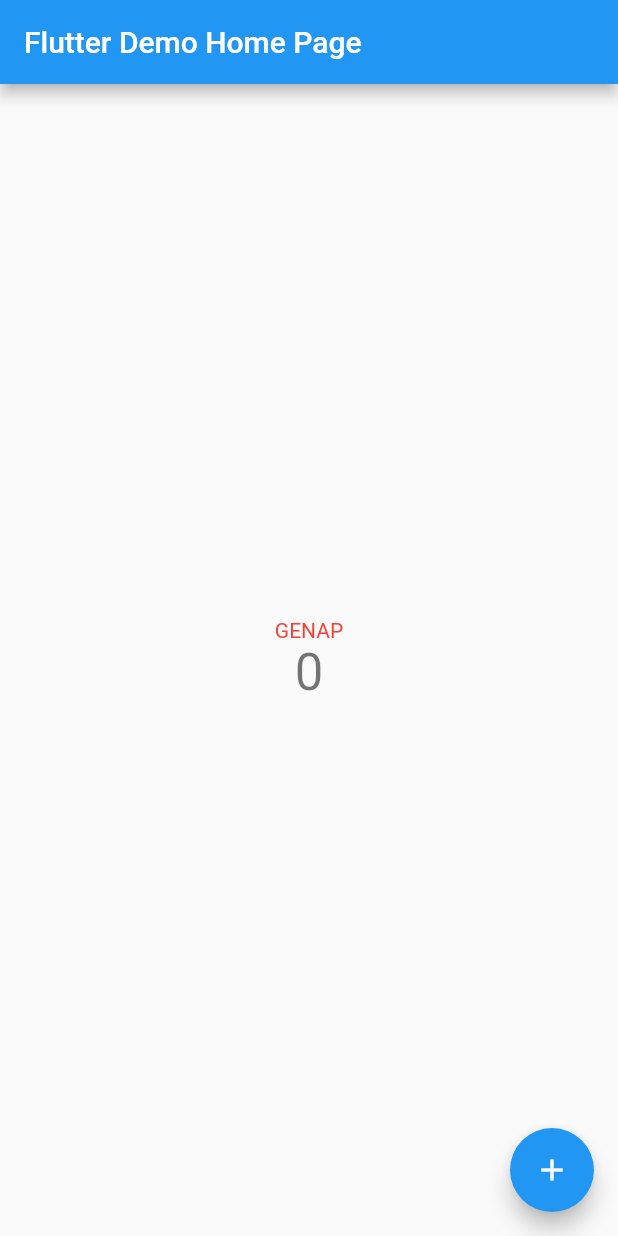
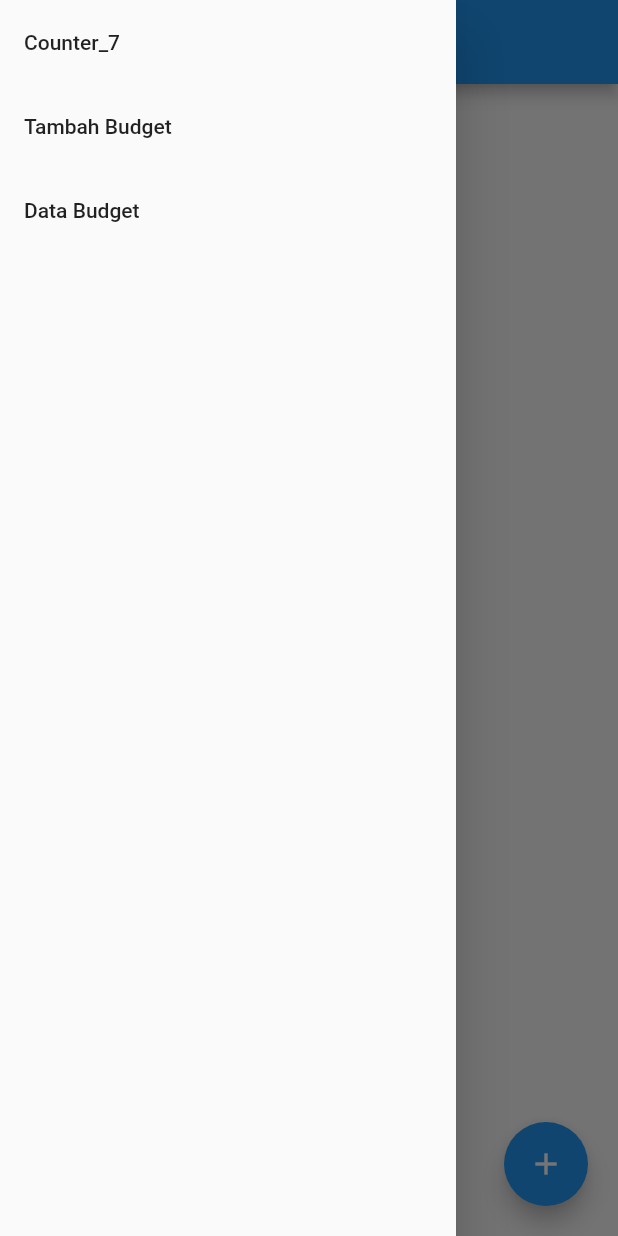
Before and after one commit to Ayyubieied/pbp-flutter-lab, a Flutter app: the screen it shows after launch, with the side drawer open (before the commit the screen has no drawer), on a phone screen of 412 x 824 dp. Run offline on Flutter 3.47's test engine with Material 2 defaults, Android fonts, the phone set to English and light mode, and no system bars.

Commit message:
FEAT: Tugas 8

```diff
--- /dev/null
+++ b/lib/drawer.dart
@@ -0,0 +1,46 @@
+import 'package:flutter/material.dart';
+
+Drawer buildDrawer(BuildContext context) {
+  String? route = ModalRoute.of(context)?.settings.name;
+
+  return Drawer(
+    child: Column(
+      children: [
+        // Menambahkan clickable menu
+        ListTile(
+          title: const Text('Counter_7'),
+          onTap: () {
+            // Route menu ke counter
+            if (route == '/') {
+              Navigator.pop(context);
+            } else {
+              Navigator.pushReplacementNamed(context, '/');
+            }
+          },
+        ),
+        ListTile(
+          title: const Text('Tambah Budget'),
+          onTap: () {
+            if (route == '/form-budget') {
+              Navigator.pop(context);
+            } else {
+              Navigator.pushReplacementNamed(context, '/form-budget');
+            }
+            // Route menu ke tambah budget
+          },
+        ),
+        ListTile(
+          title: const Text('Data Budget'),
+          onTap: () {
+            if (route == '/data-budget') {
+              Navigator.pop(context);
+            } else {
+              Navigator.pushReplacementNamed(context, '/data-budget');
+            }
+            // Route menu ke data budget
+          },
+        ),
+      ],
+    ),
+  );
+}
--- a/lib/main.dart
+++ b/lib/main.dart
@@ -1,4 +1,7 @@
+import 'package:counter_7/data_budget.dart';
 import 'package:flutter/material.dart';
+import 'package:counter_7/form.dart';
+import 'package:counter_7/drawer.dart';
 
 void main() {
   runApp(const MyApp());
@@ -13,35 +16,21 @@ class MyApp extends StatelessWidget {
     return MaterialApp(
       title: 'Flutter Demo',
       theme: ThemeData(
-        // This is the theme of your application.
-        //
-        // Try running your application with "flutter run". You'll see the
-        // application has a blue toolbar. Then, without quitting the app, try
-        // changing the primarySwatch below to Colors.green and then invoke
-        // "hot reload" (press "r" in the console where you ran "flutter run",
-        // or simply save your changes to "hot reload" in a Flutter IDE).
-        // Notice that the counter didn't reset back to zero; the application
-        // is not restarted.
         primarySwatch: Colors.blue,
       ),
-      home: const MyHomePage(title: 'Flutter Demo Home Page'),
+      home: const MyHomePage(),
+      routes: {
+        '/form-budget': (context) => const FormBudget(),
+        '/data-budget': (context) => const DataBudget()
+      },
     );
   }
 }
 
 class MyHomePage extends StatefulWidget {
-  const MyHomePage({super.key, required this.title});
+  const MyHomePage({super.key});
 
-  // This widget is the home page of your application. It is stateful, meaning
-  // that it has a State object (defined below) that contains fields that affect
-  // how it looks.
-
-  // This class is the configuration for the state. It holds the values (in this
-  // case the title) provided by the parent (in this case the App widget) and
-  // used by the build method of the State. Fields in a Widget subclass are
-  // always marked "final".
-
-  final String title;
+  final String title = "Program Counter";
 
   @override
   State<MyHomePage> createState() => _MyHomePageState();
@@ -52,64 +41,40 @@ class _MyHomePageState extends State<MyHomePage> {
 
   void _incrementCounter() {
     setState(() {
-      // This call to setState tells the Flutter framework that something has
-      // changed in this State, which causes it to rerun the build method below
-      // so that the display can reflect the updated values. If we changed
-      // _counter without calling setState(), then the build method would not be
-      // called again, and so nothing would appear to happen.
       _counter++;
     });
   }
 
   void _decrementCounter() {
     setState(() {
-      _counter--;
+      if (_counter > 0) _counter--;
     });
   }
 
   @override
   Widget build(BuildContext context) {
-    // This method is rerun every time setState is called, for instance as done
-    // by the _incrementCounter method above.
-    //
-    // The Flutter framework has been optimized to make rerunning build methods
-    // fast, so that you can just rebuild anything that needs updating rather
-    // than having to individually change instances of widgets.
     return Scaffold(
       appBar: AppBar(
-        // Here we take the value from the MyHomePage object that was created by
-        // the App.build method, and use it to set our appbar title.
         title: Text(widget.title),
       ),
+      drawer: buildDrawer(context),
       body: Center(
-        // Center is a layout widget. It takes a single child and positions it
-        // in the middle of the parent.
         child: Column(
-          // Column is also a layout widget. It takes a list of children and
-          // arranges them vertically. By default, it sizes itself to fit its
-          // children horizontally, and tries to be as tall as its parent.
-          //
-          // Invoke "debug painting" (press "p" in the console, choose the
-          // "Toggle Debug Paint" action from the Flutter Inspector in Android
-          // Studio, or the "Toggle Debug Paint" command in Visual Studio Code)
-          // to see the wireframe for each widget.
-          //
-          // Column has various properties to control how it sizes itself and
-          // how it positions its children. Here we use mainAxisAlignment to
-          // center the children vertically; the main axis here is the vertical
-          // axis because Columns are vertical (the cross axis would be
-          // horizontal).
           mainAxisAlignment: MainAxisAlignment.center,
           children: <Widget>[
             if (_counter % 2 == 0)
               const Text(
                 'GENAP',
-                style: TextStyle(color: Colors.red),
+                style: TextStyle(
+                  color: Colors.red,
+                ),
               )
             else
               const Text(
                 'GANJIL',
-                style: TextStyle(color: Colors.blue),
+                style: TextStyle(
+                  color: Colors.blue,
+                ),
               ),
             Text(
               '$_counter',
@@ -118,32 +83,34 @@ class _MyHomePageState extends State<MyHomePage> {
           ],
         ),
       ),
-      floatingActionButton: Row(
+      floatingActionButton: Stack(
         children: [
-          const SizedBox(
-            width: 32,
-          ),
           if (_counter > 0)
-            Expanded(
-                child: Align(
+            Align(
               alignment: Alignment.bottomLeft,
+              child: Padding(
+                padding: const EdgeInsets.all(20.0),
                 child: FloatingActionButton(
                   onPressed: _decrementCounter,
                   tooltip: 'Decrement',
                   child: const Icon(Icons.remove),
                 ),
-            )),
-          Expanded(
-              child: Align(
+              ),
+            ),
+          Align(
             alignment: Alignment.bottomRight,
+            child: Padding(
+              padding: const EdgeInsets.all(20.0),
               child: FloatingActionButton(
                 onPressed: _incrementCounter,
                 tooltip: 'Increment',
                 child: const Icon(Icons.add),
               ),
-          )),
+            ),
+          ),
         ],
-      ), // This trailing comma makes auto-formatting nicer for build methods.
+      ),
+      floatingActionButtonLocation: FloatingActionButtonLocation.centerDocked,
     );
   }
 }
```
Also changed, not shown: lib/budget.dart (added, +28 -0 lines), lib/data_budget.dart (added, +69 -0 lines), lib/form.dart (added, +236 -0 lines). Lines whose indentation alone changed are shown as unchanged.
